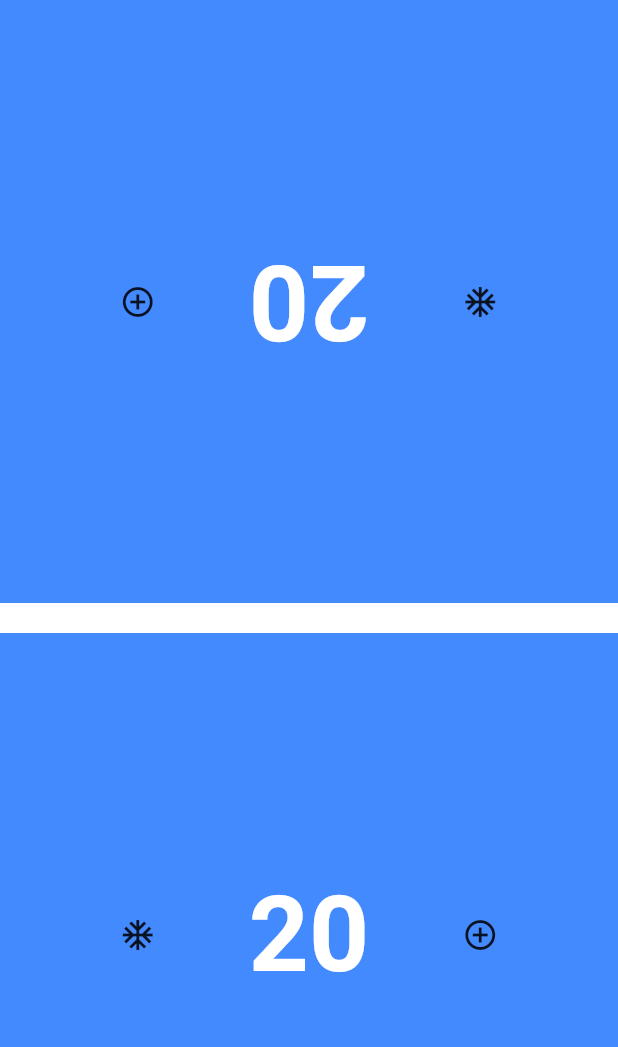
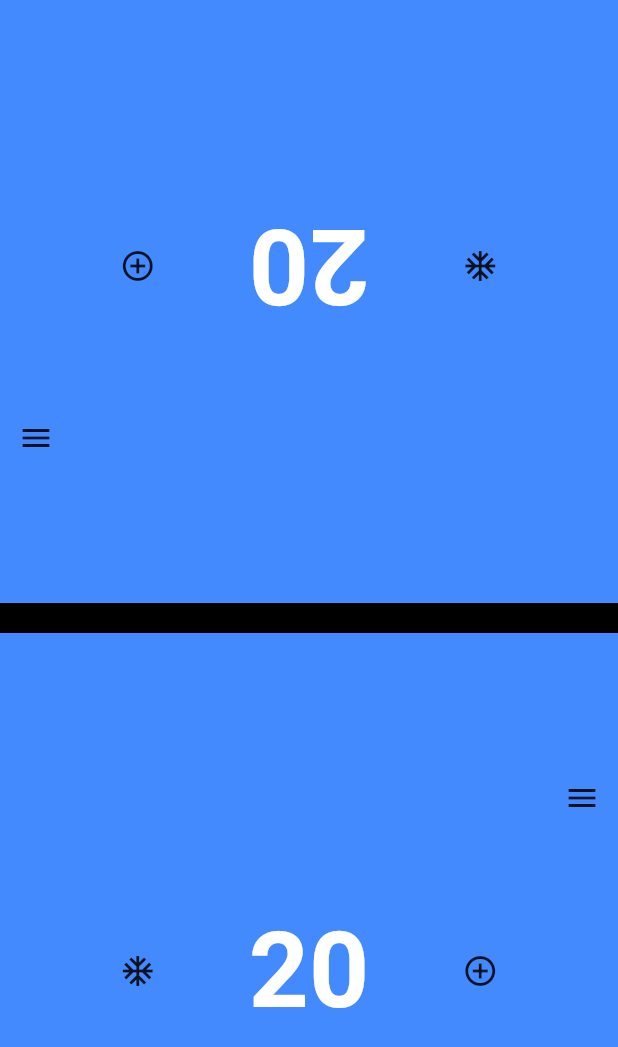
Before and after one commit to Figler/Magic_Companion, a Flutter app: the screen it shows after launch, on a phone screen of 412 x 824 dp. Shown: the top 1047 px of the screen. Run offline on Flutter 3.47's test engine with Material 2 defaults, Android fonts, the phone set to English and light mode, and no system bars.

Commit message:
Presses | menu | tapping

```diff
--- a/lib/UI/counter_half.dart
+++ b/lib/UI/counter_half.dart
@@ -16,6 +16,8 @@ class CounterHalf extends StatefulWidget {
 
 class CounterHalfState extends State<CounterHalf> {
   int _counter = 20;
+  bool _manaMenu = false;
+  bool _lights = false;
 
   void _onTapMinus() {
     this.setState(() {
@@ -24,8 +26,31 @@ class CounterHalfState extends State<CounterHalf> {
   }
 
   void _onTapPlus() {
+    print("Plus tapped");
     this.setState(() {
       _counter++;
+    });
+  }
+
+  void _onPressPlus() {
+    print("Plus pressed");
+    for (int i = 0; i < 1000; i++) {
+      this.setState(() {
+        _counter++;
+      });
+    }
+  }
+
+  void _showManaMenu() {
+    print("Pressed Mana Menu");
+    this.setState(() {
+      _manaMenu = true;
+    });
+  }
+
+  void _tapDown(TapDownDetails details) {
+    setState(() {
+      print("Tap in progress");
     });
   }
 
@@ -34,9 +59,23 @@ class CounterHalfState extends State<CounterHalf> {
     return new Expanded(
       child: new RotationTransition(
         turns: new AlwaysStoppedAnimation(widget.rotation / 360),
-        child: new Material(
+        child: new Stack(
+          children: <Widget>[
+            new Material(
             color: Colors.blueAccent,
-          child: new Row(
+              child: new Column(
+                mainAxisAlignment: MainAxisAlignment.center,
+                children: <Widget>[
+                  new Row(
+                    mainAxisAlignment: MainAxisAlignment.end,
+                    children: <Widget>[
+                      new IconButton(
+                        icon: new Icon(Icons.menu),
+                        onPressed: _showManaMenu,
+                      ), // IconButton
+                    ], // <Widget>[]
+                  ), // Row
+                  new Row(
                     mainAxisAlignment: MainAxisAlignment.center,
                     children: <Widget>[
                       new IconButton(
@@ -48,18 +87,29 @@ class CounterHalfState extends State<CounterHalf> {
                         child: new Text(
                           _counter.toString(),
                           style: new TextStyle(
-                    color: _counter > 1 ? Colors.white : Colors.red,
+                            color: _counter > 0 ? Colors.white : Colors.red,
                             fontSize: 70.0, fontWeight: FontWeight.bold,
                           ), // TextStyle
                         ), // Text
                       ), // Container
-            new IconButton(
+                      new Container(
+                        child: new GestureDetector(
+                          onLongPress: _onPressPlus,
+                          child: new Container(
+                            child: new IconButton(
                               icon: new Icon(Icons.add_circle_outline),
                               onPressed: _onTapPlus,
-            ), // IconButton
+                            ), // IconButton (facade)
+                          ), // Container
+                        ), // GestureDetector
+                      ), // Container
                     ],  // <Widget>[]
                   ),  // Row
+                ], // <Widget> []
+              ), // Column
             ),  // Material
+          ], // <Widget>[]
+        ), // Stack
       ),  // RotatedTransition
     ); // Expanded
   }
--- a/lib/UI/middle_bar.dart
+++ b/lib/UI/middle_bar.dart
@@ -13,6 +13,12 @@ class MiddleBar extends StatelessWidget{
     return new SizedBox(
       width: screenWidth,
       height: boxHeight,
+      child: new Material(
+        color: Colors.black,
+        child: new InkWell(
+          onTap: () => _onTap(),
+        ),
+      ),
     );
   }
 
```
Lines whose indentation alone changed are shown as unchanged.
